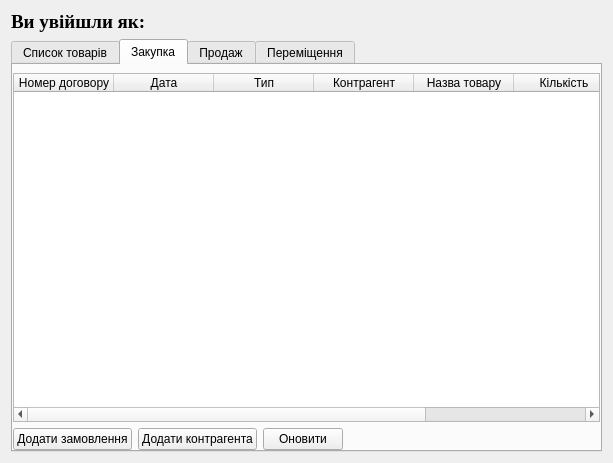
stand-by/Qt_PostgreSQL_application, file mainwindow.ui: the form before one commit.
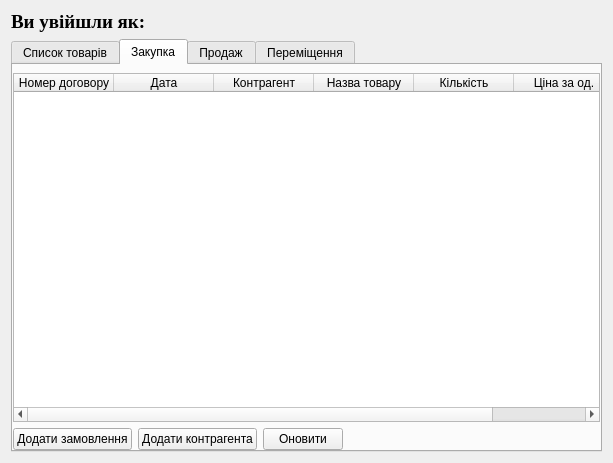
The form after the commit. The open tabs and pages were chosen to show the change.

Commit message: return back indexing column, change column naming in all tables and remove type column in purchase and sell tables

```diff
--- a/mainwindow.ui
+++ b/mainwindow.ui
@@ -151,11 +151,6 @@
             <string>Дата</string>
            </property>
           </column>
-          <column>
-           <property name="text">
-            <string>Тип</string>
-           </property>
-          </column>
           <column>
            <property name="text">
             <string>Контрагент</string>
```
Left out of the diff: 11 changed lines with no effect on the pictures. The commit also changes 2 other files.
